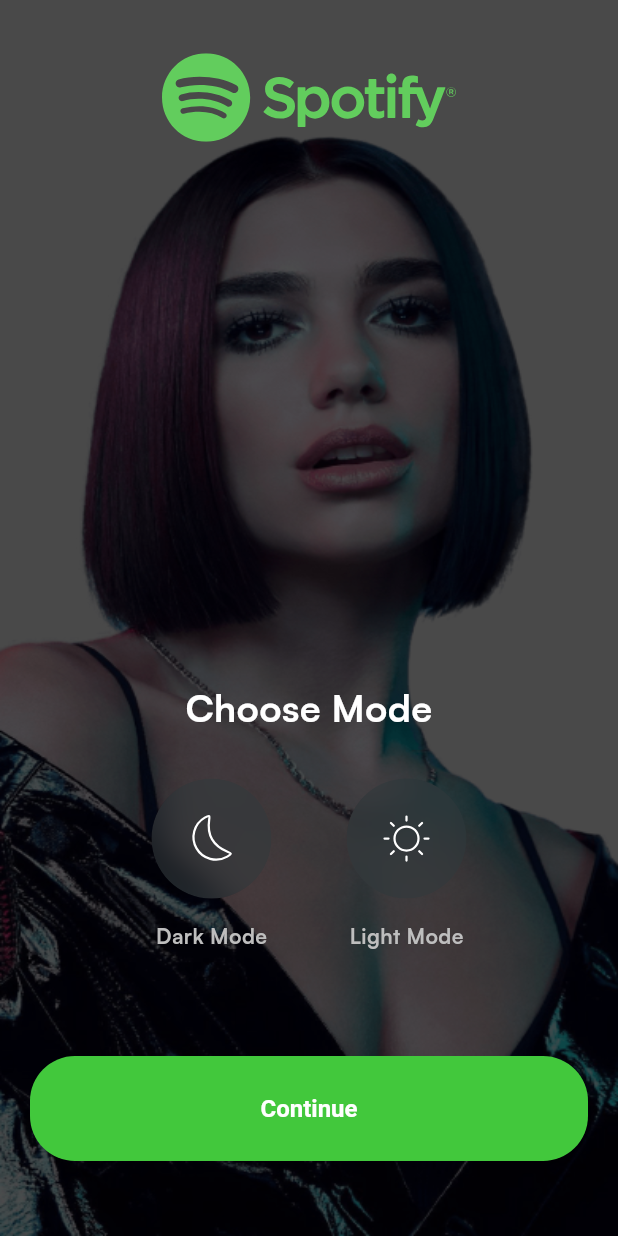
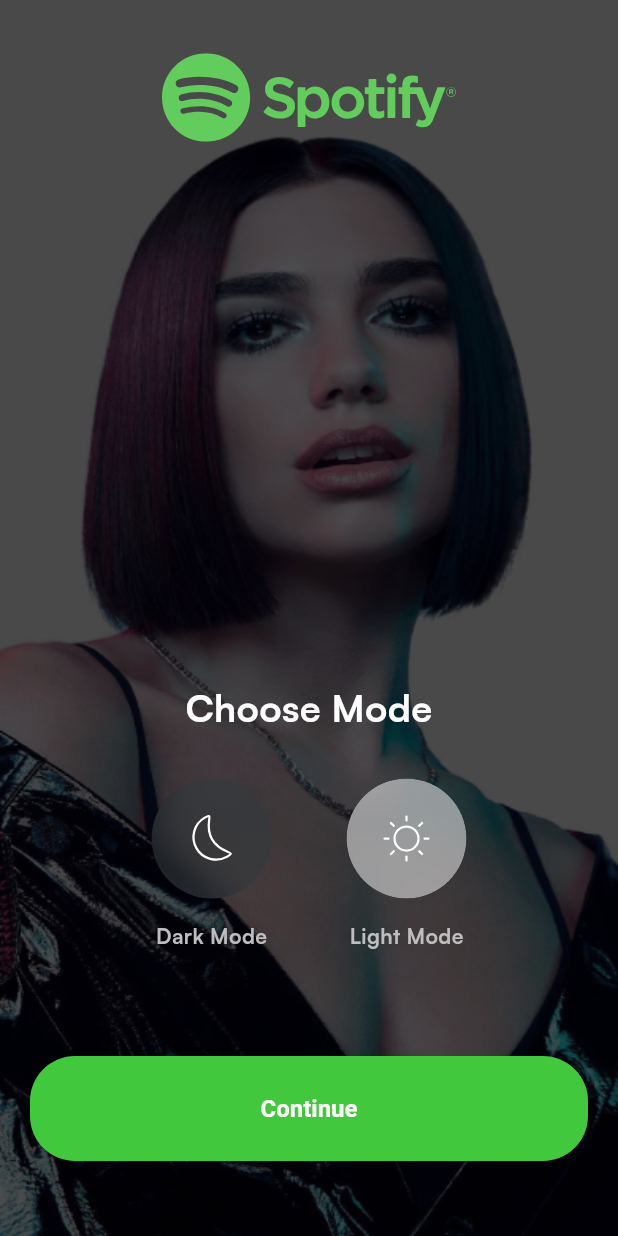
Before and after one commit to huukhuong/flutter-music-app, a Flutter app: the screen it shows after launch, after a tap on "Get Started", on a phone screen of 412 x 824 dp. Run offline on Flutter 3.47's test engine with Material 3 defaults, Android fonts, the phone set to English and light mode, and no system bars; our stand-ins replace flutter_bloc, flutter_svg, hydrated_bloc, shared_preferences.

Commit message:
feat: change theme mode feature

```diff
--- a/lib/main.dart
+++ b/lib/main.dart
@@ -1,8 +1,19 @@
+import 'package:flutter/foundation.dart';
 import 'package:flutter/material.dart';
+import 'package:flutter_bloc/flutter_bloc.dart';
+import 'package:hydrated_bloc/hydrated_bloc.dart';
+import 'package:path_provider/path_provider.dart';
 import 'package:spotify_clone/core/config/theme/app_theme.dart';
+import 'package:spotify_clone/presentation/choose_mode/bloc/theme_cubit.dart';
 import 'package:spotify_clone/presentation/splash/pages/splash.dart';
 
-void main() {
+void main() async {
+  WidgetsFlutterBinding.ensureInitialized();
+  HydratedBloc.storage = await HydratedStorage.build(
+    storageDirectory: kIsWeb
+        ? HydratedStorage.webStorageDirectory
+        : await getApplicationDocumentsDirectory(),
+  );
   runApp(const MainApp());
 }
 
@@ -11,10 +22,25 @@ class MainApp extends StatelessWidget {
 
   @override
   Widget build(BuildContext context) {
-    return MaterialApp(
-      theme: AppTheme.lightTheme,
-      debugShowCheckedModeBanner: false,
-      home: const SplashPage(),
+    return MultiBlocProvider(
+      providers: [
+        BlocProvider(
+          create: (_) => ThemeCubit(),
+        ),
+      ],
+      child: BlocBuilder<ThemeCubit, ThemeMode>(
+        builder: (context, themeMode) {
+          context.read<ThemeCubit>().updateTheme(ThemeMode.light);
+          return MaterialApp(
+            themeMode: themeMode,
+            theme: AppTheme.lightTheme,
+            darkTheme: AppTheme.darkTheme,
+            debugShowCheckedModeBanner: false,
+            home: const SplashPage(),
+          );
+        },
+      ),
     );
+    ;
   }
 }
--- /dev/null
+++ b/lib/presentation/choose_mode/bloc/theme_cubit.dart
@@ -0,0 +1,23 @@
+import 'package:flutter/material.dart';
+import 'package:hydrated_bloc/hydrated_bloc.dart';
+import 'package:shared_preferences/shared_preferences.dart';
+
+class ThemeCubit extends HydratedCubit<ThemeMode> {
+  ThemeCubit() : super(ThemeMode.system);
+
+  void updateTheme(ThemeMode themeMode) async {
+    final SharedPreferences prefs = await SharedPreferences.getInstance();
+    await prefs.setString('themeMode', themeMode.toString());
+    return emit(themeMode);
+  }
+
+  @override
+  ThemeMode? fromJson(Map<String, dynamic> json) {
+    return null;
+  }
+
+  @override
+  Map<String, dynamic>? toJson(ThemeMode state) {
+    return null;
+  }
+}
--- a/lib/presentation/choose_mode/pages/choose_mode.dart
+++ b/lib/presentation/choose_mode/pages/choose_mode.dart
@@ -1,11 +1,13 @@
 import 'dart:ui';
 
 import 'package:flutter/material.dart';
+import 'package:flutter_bloc/flutter_bloc.dart';
 import 'package:flutter_svg/flutter_svg.dart';
 import 'package:spotify_clone/common/widgets/button/basic_app_button.dart';
 import 'package:spotify_clone/core/config/assets/app_images.dart';
 import 'package:spotify_clone/core/config/assets/app_vectors.dart';
 import 'package:spotify_clone/core/config/theme/app_colors.dart';
+import 'package:spotify_clone/presentation/choose_mode/bloc/theme_cubit.dart';
 
 class ChooseModePage extends StatelessWidget {
   const ChooseModePage({super.key});
@@ -16,7 +18,8 @@ class ChooseModePage extends StatelessWidget {
     var viewPadding = MediaQuery.of(context).viewPadding;
 
     return Scaffold(
-      body: Stack(
+      body: BlocBuilder<ThemeCubit, ThemeMode>(
+        builder: (context, themeMode) => Stack(
           children: [
             Container(
               decoration: const BoxDecoration(
@@ -64,19 +67,30 @@ class ChooseModePage extends StatelessWidget {
                       Column(
                         crossAxisAlignment: CrossAxisAlignment.center,
                         children: [
-                        ClipOval(
+                          GestureDetector(
+                            onTap: () {
+                              context
+                                  .read<ThemeCubit>()
+                                  .updateTheme(ThemeMode.dark);
+                            },
+                            child: ClipOval(
                               child: BackdropFilter(
-                            filter: ImageFilter.blur(sigmaX: 10, sigmaY: 10),
+                                filter:
+                                    ImageFilter.blur(sigmaX: 10, sigmaY: 10),
                                 child: Container(
                                   width: 80,
                                   height: 80,
                                   decoration: BoxDecoration(
-                                color: const Color(0xff30393C).withOpacity(0.5),
+                                    color: Color(themeMode == ThemeMode.dark
+                                            ? 0xffFFFFFF
+                                            : 0xff30393C)
+                                        .withOpacity(0.5),
                                     shape: BoxShape.circle,
                                   ),
                                   child: SvgPicture.asset(
                                     AppVectors.moon,
                                     fit: BoxFit.none,
+                                  ),
                                 ),
                               ),
                             ),
@@ -95,19 +109,30 @@ class ChooseModePage extends StatelessWidget {
                       Column(
                         crossAxisAlignment: CrossAxisAlignment.center,
                         children: [
-                        ClipOval(
+                          GestureDetector(
+                            onTap: () {
+                              context
+                                  .read<ThemeCubit>()
+                                  .updateTheme(ThemeMode.light);
+                            },
+                            child: ClipOval(
                               child: BackdropFilter(
-                            filter: ImageFilter.blur(sigmaX: 10, sigmaY: 10),
+                                filter:
+                                    ImageFilter.blur(sigmaX: 10, sigmaY: 10),
                                 child: Container(
                                   width: 80,
                                   height: 80,
                                   decoration: BoxDecoration(
-                                color: const Color(0xff30393C).withOpacity(0.5),
+                                    color: Color(themeMode != ThemeMode.dark
+                                            ? 0xffFFFFFF
+                                            : 0xff30393C)
+                                        .withOpacity(0.5),
                                     shape: BoxShape.circle,
                                   ),
                                   child: SvgPicture.asset(
                                     AppVectors.sun,
                                     fit: BoxFit.none,
+                                  ),
                                 ),
                               ),
                             ),
@@ -141,6 +166,7 @@ class ChooseModePage extends StatelessWidget {
             ),
           ],
         ),
+      ),
     );
   }
 }
--- a/pubspec.yaml
+++ b/pubspec.yaml
@@ -17,6 +17,7 @@ dependencies:
   flutter_bloc:
   hydrated_bloc:
   path_provider:
+  shared_preferences:
 
 dev_dependencies:
   flutter_test:
```
Also changed, not shown: pubspec.lock, 1 other file. Lines whose indentation alone changed are shown as unchanged.
